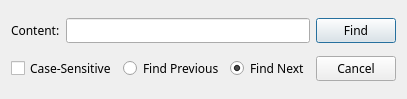
First picture: the form in monkey_serial/find.ui, repository horsdy/Monkey_Serial, before the edit.
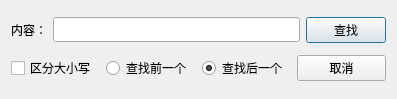
Second picture: the form after the edit.

The edit to the form file:
```diff
--- a/monkey_serial/find.ui
+++ b/monkey_serial/find.ui
@@ -27,7 +27,7 @@
      <item>
       <widget class="QLabel" name="label">
        <property name="text">
-        <string>Content:</string>
+        <string>内容：</string>
        </property>
       </widget>
      </item>
@@ -37,7 +37,7 @@
      <item>
       <widget class="QPushButton" name="pushButton">
        <property name="text">
-        <string>Find</string>
+        <string>查找</string>
        </property>
       </widget>
      </item>
@@ -48,21 +48,21 @@
      <item>
       <widget class="QCheckBox" name="checkBox">
        <property name="text">
-        <string>Case-Sensitive</string>
+        <string>区分大小写</string>
        </property>
       </widget>
      </item>
      <item>
       <widget class="QRadioButton" name="radioButton_previous">
        <property name="text">
-        <string>Find Previous</string>
+        <string>查找前一个</string>
        </property>
       </widget>
      </item>
      <item>
       <widget class="QRadioButton" name="radioButton_next">
        <property name="text">
-        <string>Find Next</string>
+        <string>查找后一个</string>
        </property>
        <property name="checked">
         <bool>true</bool>
@@ -72,7 +72,7 @@
      <item>
       <widget class="QPushButton" name="pushButton_2">
        <property name="text">
-        <string>Cancel</string>
+        <string>取消</string>
        </property>
       </widget>
      </item>
```
